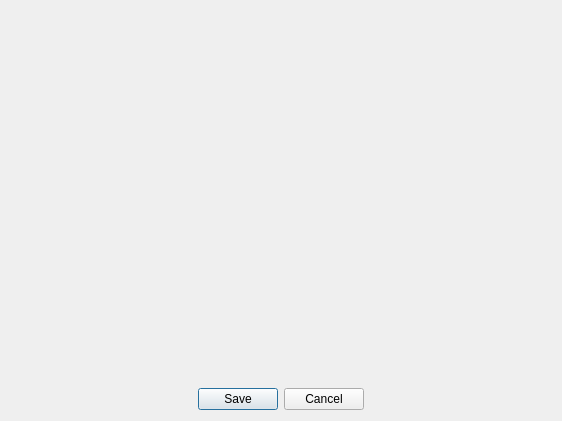
This is src/lib/other/pagescreen.ui in QupZilla/qupzilla as Qt 5 draws it before an edit. The edited form follows.
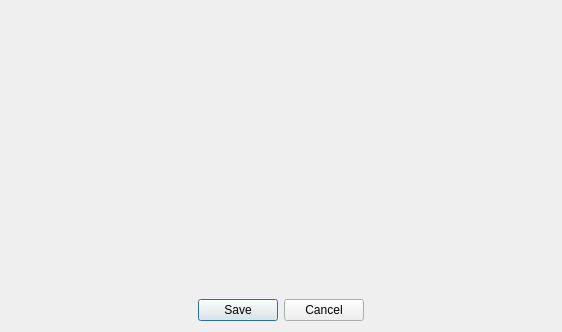
This is the edited form.

Commit message: Improved dialogs in Speed Dial + fixed issue with saving page screen. - closes #319 - closes #318

```diff
--- a/src/lib/other/pagescreen.ui
+++ b/src/lib/other/pagescreen.ui
@@ -7,7 +7,7 @@
     <x>0</x>
     <y>0</y>
     <width>562</width>
-    <height>421</height>
+    <height>332</height>
    </rect>
   </property>
   <property name="windowTitle">
@@ -37,7 +37,7 @@
         <x>0</x>
         <y>0</y>
         <width>562</width>
-        <height>366</height>
+        <height>277</height>
        </rect>
       </property>
       <layout class="QVBoxLayout" name="verticalLayout_2">
```
The commit also changes 6 other files.
